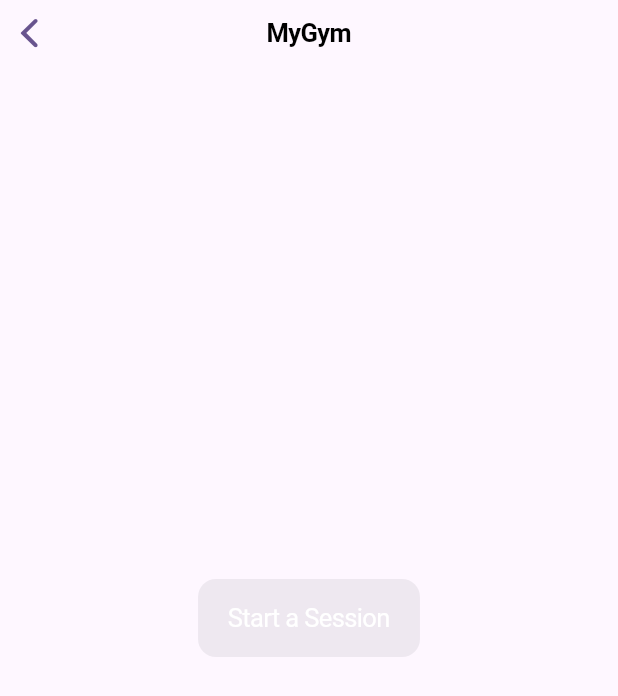
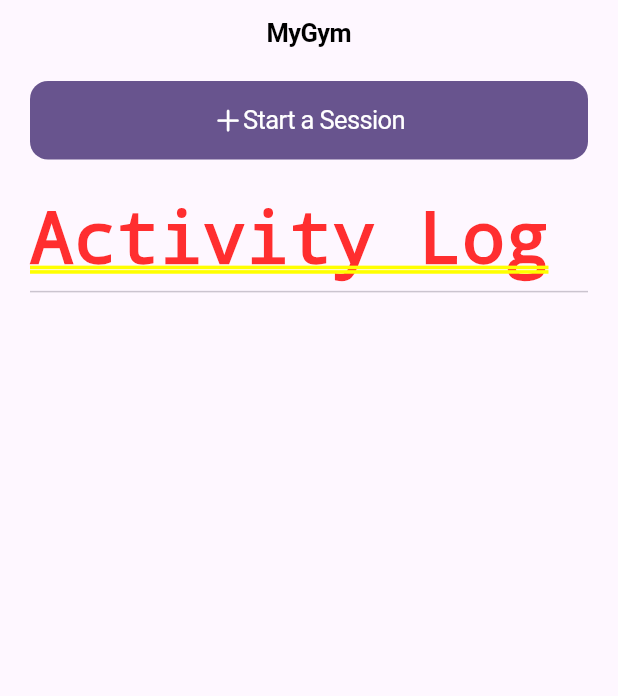
Before and after one commit to as43z/MyGym, a Flutter app: the screen it shows after launch, on a phone screen of 412 x 824 dp. Shown: the top 696 px of the screen. Run offline on Flutter 3.47's test engine with Material 3 defaults, Android fonts, the phone set to English and light mode, and no system bars.

Commit message:
more work on IOS

````diff
--- a/my_gym/lib/ios/home.dart
+++ b/my_gym/lib/ios/home.dart
@@ -1,24 +1,44 @@
 import 'package:flutter/cupertino.dart';
+import 'package:my_gym/ios/start_a_session_button.dart';
+import 'package:my_gym/ios/ios_divider.dart';
 
+/// Home screen for IOS.
 class HomeIOS extends StatelessWidget {
     const HomeIOS({super.key});
 
     @override
     Widget build(BuildContext context) {
-        return const CupertinoPageScaffold(
-            navigationBar: CupertinoNavigationBar(
+        return CupertinoPageScaffold(
+            // This navigation bar can be extrapolated to parent pages?
+            navigationBar: const CupertinoNavigationBar(
+                // This goes back to the SplashScreen() or the previous screen.
+                // I don't quite like this idea of going back unless is the
+                // ExerciseDetailScreen().
+                automaticallyImplyLeading: false,
                 middle: Text("MyGym")
             ),
-            child: Center(
-                child: Column(
-                    mainAxisAlignment: MainAxisAlignment.center,
-                    children: <Widget>[
-                       CupertinoButton.filled(
-                            onPressed: null,
-                            child: Text("Start a Session"),
-                        ),
-                    ]
-                )
+            // The SafeArea widget will make the application not
+            // overlap between this screen and the navigation bar
+            child: SafeArea(
+                child: Container(
+                    margin: const EdgeInsets.symmetric(vertical: 10, horizontal: 20),
+                    alignment: Alignment.bottomLeft,
+                    child: const Column(
+                        // By default the crossAxisAlignment is set to center
+                        // which doesn't quite fit with my envision of the app
+                        // therefore, I prefer the text to appear in the left.
+                        crossAxisAlignment: CrossAxisAlignment.start,
+                        children: <Widget>[
+                            StartASessionButtonIOS(),
+                            // Some spaces. It is a multiple of 8px. Also less than
+                            // the padding or margin set by the container (40pxs)
+                            // which I understand is kindof industry standard?
+                            SizedBox(height: 24),
+                            Text("Activity Log"),
+                            IOSdivider(),
+                        ]
+                    )
+                ),
             )
         );
     }
--- /dev/null
+++ b/my_gym/lib/ios/ios_divider.dart
@@ -0,0 +1,78 @@
+import 'package:flutter/material.dart';
+
+/// Wrap for material Divider
+///
+/// Right now this is just an injection of the material Divider.
+/// which is not optimal. Literaly is just a wrapper, but in the future this may
+/// change.
+class IOSdivider extends StatelessWidget {
+
+  /// The divider's height extent.
+  ///
+  /// The divider itself is always drawn as a horizontal line that is centered
+  /// within the height specified by this value.
+  ///
+  /// If this is null, then the [DividerThemeData.space] is used. If that is
+  /// also null, then this defaults to 16.0.
+  final double? height;
+
+  /// The thickness of the line drawn within the divider.
+  ///
+  /// A divider with a [thickness] of 0.0 is always drawn as a line with a
+  /// height of exactly one device pixel.
+  ///
+  /// If this is null, then the [DividerThemeData.thickness] is used. If
+  /// that is also null, then this defaults to 0.0.
+  final double? thickness;
+
+  /// The amount of empty space to the leading edge of the divider.
+  ///
+  /// If this is null, then the [DividerThemeData.indent] is used. If that is
+  /// also null, then this defaults to 0.0.
+  final double? indent;
+
+  /// The amount of empty space to the trailing edge of the divider.
+  ///
+  /// If this is null, then the [DividerThemeData.endIndent] is used. If that is
+  /// also null, then this defaults to 0.0.
+  final double? endIndent;
+
+  /// The color to use when painting the line.
+  ///
+  /// If this is null, then the [DividerThemeData.color] is used. If that is
+  /// also null, then [ThemeData.dividerColor] is used.
+  ///
+  /// {@tool snippet}
+  ///
+  /// ```dart
+  /// const Divider(
+  ///   color: Colors.deepOrange,
+  /// )
+  /// ```
+  /// {@end-tool}
+  final Color? color;
+
+    const IOSdivider({
+        this.height,
+        this.thickness,
+        this.indent,
+        this.endIndent,
+        this.color,
+        super.key
+    }): assert(height == null || height >= 0.0),
+       assert(thickness == null || thickness >= 0.0),
+       assert(indent == null || indent >= 0.0),
+       assert(endIndent == null || endIndent >= 0.0);
+
+
+    @override
+    Widget build(BuildContext context) {
+        return Divider(
+            color: color,
+            height: height,
+            indent: indent,
+            thickness: thickness,
+            endIndent: endIndent
+        );
+    }
+}
--- /dev/null
+++ b/my_gym/lib/ios/start_a_session_button.dart
@@ -0,0 +1,21 @@
+import 'package:flutter/cupertino.dart';
+
+/// Starts an exercise session, exclusive to IOS.
+class StartASessionButtonIOS extends StatelessWidget {
+    const StartASessionButtonIOS({super.key});
+
+    @override
+    Widget build(BuildContext context) {
+        return CupertinoButton.filled(
+                onPressed: () {},
+                child: const Row(
+                    mainAxisAlignment: MainAxisAlignment.center,
+                    children: <Widget>[
+                        Icon(CupertinoIcons.add),
+                        Text("Start a Session"),
+                    ]
+                ),
+            );
+    }
+
+}
````
Also changed, not shown: my_gym/lib/shared/theme.dart (added), 1 other file.
